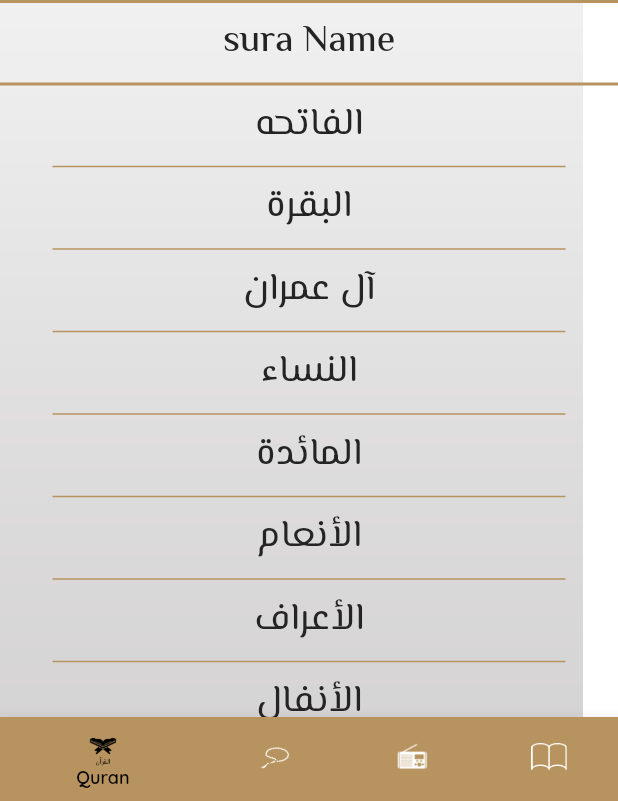
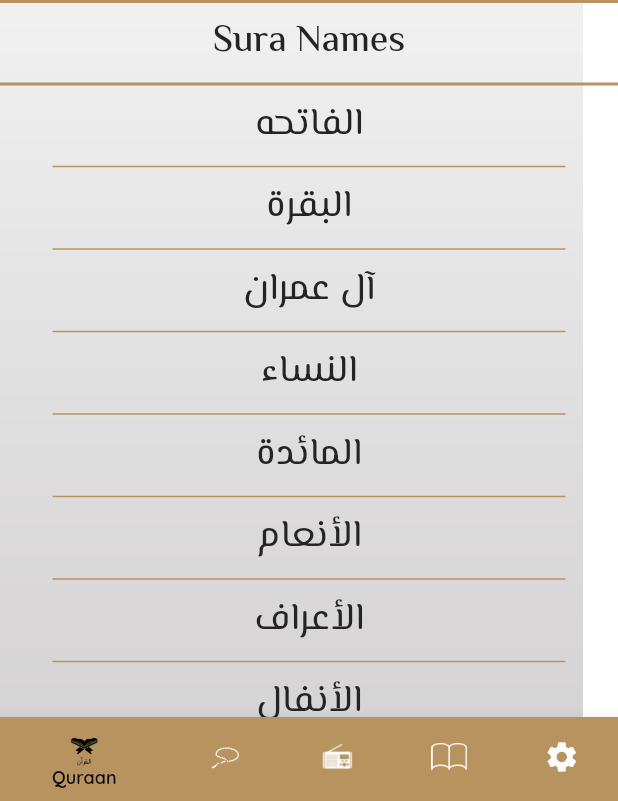
Before and after one commit to hossamHssn/Islami_App, a Flutter app: the screen it shows after launch, on a phone screen of 412 x 824 dp, the part 435-1236 px from its top. Run offline on Flutter 3.47's test engine with Material 2 defaults, Android fonts, the phone set to English and light mode, and no system bars; our stand-ins replace audioplayers, google_fonts; generated files the repository leaves out were written again.

Commit message:
add localization

```diff
--- /dev/null
+++ b/l10n.yaml
@@ -0,0 +1,3 @@
+arb-dir: lib/l10n
+template-arb-file: app_en.arb
+output-localization-file: app_localizations.dart
--- a/lib/home_screen.dart
+++ b/lib/home_screen.dart
@@ -2,7 +2,9 @@ import 'package:eslamimid/taps/AhadethTab.dart';
 import 'package:eslamimid/taps/Quran.dart';
 import 'package:eslamimid/taps/RadioTab.dart';
 import 'package:eslamimid/taps/sebhaTab.dart';
+import 'package:eslamimid/taps/settings_tab.dart';
 import 'package:flutter/material.dart';
+import 'package:flutter_gen/gen_l10n/app_localizations.dart';
 
 class HomeScreen extends StatefulWidget {
   static const String routename = "home";
@@ -12,8 +14,14 @@ class HomeScreen extends StatefulWidget {
 }
 
 class _HomeScreenState extends State<HomeScreen> {
-int index=0;
-List<Widget>tabs=[QuranTab(),SebhaTab(),RadioTab(),AhadethTab()];
+  int index = 0;
+  List<Widget> tabs = [
+    QuranTab(),
+    SebhaTab(),
+    RadioTab(),
+    AhadethTab(),
+    SettingsTab()
+  ];
 
   @override
   Widget build(BuildContext context) {
@@ -27,37 +35,42 @@ List<Widget>tabs=[QuranTab(),SebhaTab(),RadioTab(),AhadethTab()];
           width: double.infinity,
           child: Scaffold(
             appBar: AppBar(
-              title:
-                  Text("islami", style: Theme.of(context).textTheme.titleSmall),
+              title: Text(AppLocalizations.of(context)!.appTittle,
+                  style: Theme.of(context).textTheme.titleSmall),
             ),
             bottomNavigationBar: BottomNavigationBar(
               currentIndex: index,
               onTap: (value) {
-                index=value;
-                setState(() {
-
-                });
+                index = value;
+                setState(() {});
               },
               items: [
                 BottomNavigationBarItem(
                     icon: ImageIcon(AssetImage("assets/images/quran.png")),
-                    label: "Quran",backgroundColor: Theme.of(context).primaryColor),
+                    label: AppLocalizations.of(context)!.quraan,
+                    backgroundColor: Theme.of(context).primaryColor),
                 BottomNavigationBarItem(
                     icon: ImageIcon(AssetImage("assets/images/sebha.png")),
-                    label: "sebha",backgroundColor: Theme.of(context).primaryColor),
+                    label: AppLocalizations.of(context)!.sebha,
+                    backgroundColor: Theme.of(context).primaryColor),
                 BottomNavigationBarItem(
                     icon: ImageIcon(AssetImage("assets/images/radio_blue.png")),
-                    label: "Radio",backgroundColor: Theme.of(context).primaryColor),
+                    label: AppLocalizations.of(context)!.radio,
+                    backgroundColor: Theme.of(context).primaryColor),
                 BottomNavigationBarItem(
                     icon: ImageIcon(AssetImage(
                         "assets/images/quran-quran-svgrepo-com.png")),
-                    label: "Ahadeth",backgroundColor: Theme.of(context).primaryColor),
+                    label: AppLocalizations.of(context)!.ahadeth,
+                    backgroundColor: Theme.of(context).primaryColor),
+                BottomNavigationBarItem(
+                    icon: Icon(Icons.settings),
+                    label: AppLocalizations.of(context)!.settings,
+                    backgroundColor: Theme.of(context).primaryColor),
               ],
             ),
             body: tabs[index],
-            ),
           ),
-
+        ),
       ],
     );
   }
--- /dev/null
+++ b/lib/l10n/app_en.arb
@@ -0,0 +1,9 @@
+{
+  "appTittle": "islami",
+  "suraNames": "Sura Names",
+  "ahadeth": "Ahadeth",
+  "quraan": "Quraan",
+  "sebha": "sebha",
+  "radio": "RAdio",
+  "settings": "Settings"
+}
--- a/lib/main.dart
+++ b/lib/main.dart
@@ -3,8 +3,9 @@ import 'package:eslamimid/hadeth_content.dart';
 import 'package:eslamimid/home_screen.dart';
 import 'package:eslamimid/taps/SuraContant.dart';
 import 'package:flutter/material.dart';
-import 'package:google_fonts/google_fonts.dart';
+
 import 'package:flutter_localizations/flutter_localizations.dart';
+import 'package:flutter_gen/gen_l10n/app_localizations.dart';
 
 void main() {
   runApp(Myapplication());
@@ -15,10 +16,12 @@ class Myapplication extends StatelessWidget {
   Widget build(BuildContext context) {
     return MaterialApp(
       localizationsDelegates: [
+        AppLocalizations.delegate,
         GlobalMaterialLocalizations.delegate,
         GlobalWidgetsLocalizations.delegate,
         GlobalCupertinoLocalizations.delegate,
       ],
+      locale: Locale("en"),
       supportedLocales: [Locale("en"), Locale("ar")],
       themeMode: ThemeMode.light,
       darkTheme: MyTheme.Darktheme,
--- a/lib/taps/AhadethTab.dart
+++ b/lib/taps/AhadethTab.dart
@@ -3,6 +3,7 @@ import 'package:eslamimid/hadeth_model.dart';
 import 'package:flutter/material.dart';
 import 'package:flutter/services.dart';
 import 'package:google_fonts/google_fonts.dart';
+import 'package:flutter_gen/gen_l10n/app_localizations.dart';
 
 class AhadethTab extends StatefulWidget {
   @override
@@ -29,8 +30,8 @@ class _AhadethTabState extends State<AhadethTab> {
             color: Theme.of(context).primaryColor,
           ),
           Text(
-            "Ahadeth",
-            style: TextStyle(fontSize: 25, fontWeight: FontWeight.w500),
+            AppLocalizations.of(context)!.ahadeth,
+            style: Theme.of(context).textTheme.bodyMedium,
             textAlign: TextAlign.center,
           ),
           Divider(
--- a/lib/taps/Quran.dart
+++ b/lib/taps/Quran.dart
@@ -2,6 +2,7 @@ import 'package:eslamimid/Sura_model.dart';
 import 'package:eslamimid/taps/SuraContant.dart';
 import 'package:flutter/material.dart';
 import 'package:google_fonts/google_fonts.dart';
+import 'package:flutter_gen/gen_l10n/app_localizations.dart';
 
 class QuranTab extends StatelessWidget {
 
@@ -133,7 +134,7 @@ class QuranTab extends StatelessWidget {
             color: Theme.of(context).primaryColor,
           ),
           Text(
-            "sura Name",
+            AppLocalizations.of(context)!.suraNames,
             style: GoogleFonts.elMessiri(
                 fontSize: 25, fontWeight: FontWeight.w500),
           ),
--- a/lib/taps/sebhaTab.dart
+++ b/lib/taps/sebhaTab.dart
@@ -1,5 +1,6 @@
 import 'package:flutter/material.dart';
 import 'package:google_fonts/google_fonts.dart';
+import 'package:flutter_gen/gen_l10n/app_localizations.dart';
 
 class SebhaTab extends StatefulWidget {
    SebhaTab({Key? key}) : super(key: key);
@@ -68,7 +69,7 @@ String tasbeh="سبحان الله";
           ),
           Container(
             child: Text(
-              "عدد التسبيحات",
+              AppLocalizations.of(context)!.sebha,
               style: GoogleFonts.elMessiri(
                   fontSize: 25, fontWeight: FontWeight.bold),
             ),
```
Also changed, not shown: lib/l10n/app_ar.arb (added, +9 -0 lines), lib/taps/settings_tab.dart (added, +20 -0 lines), 1 other file.
